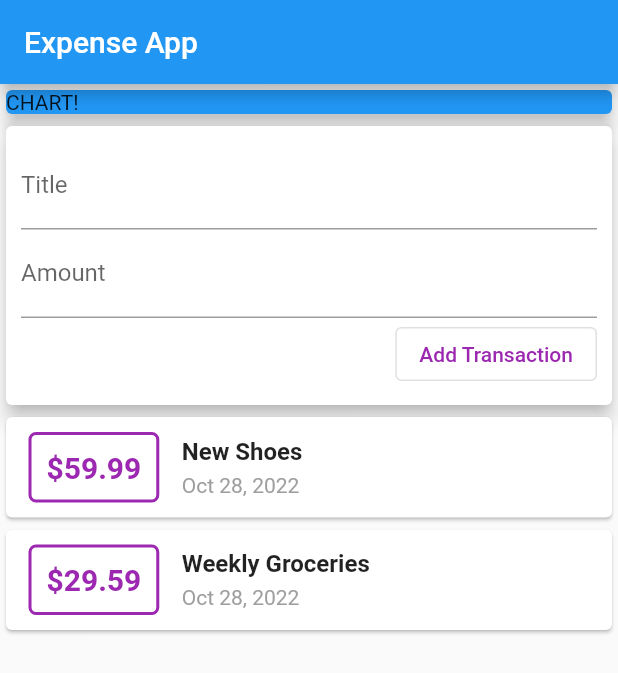
After one commit to suleymanoner/expense_app, a Flutter app: the screen it shows after launch, after a tap on "Add Transaction", on a phone screen of 412 x 824 dp. The commit adds this screen. Shown: the top 673 px of the screen. Run offline on Flutter 3.47's test engine with Material 2 defaults, Android fonts, the phone set to English and light mode, and no system bars; statements that could not run were skipped.

Commit message:
widgets splitted

```diff
--- /dev/null
+++ b/lib/widgets/new_transaction.dart
@@ -0,0 +1,53 @@
+import 'package:flutter/material.dart';
+
+class NewTransaction extends StatelessWidget {
+  final titleController = TextEditingController();
+  final amountController = TextEditingController();
+  final Function addNewTx;
+
+  NewTransaction(this.addNewTx);
+
+  @override
+  Widget build(BuildContext context) {
+    return Card(
+      elevation: 5,
+      child: Container(
+        padding: EdgeInsets.all(10),
+        child: Column(
+          crossAxisAlignment: CrossAxisAlignment.end,
+          children: [
+            TextField(
+              decoration: InputDecoration(labelText: 'Title'),
+              controller: titleController,
+            ),
+            TextField(
+              decoration: InputDecoration(labelText: 'Amount'),
+              controller: amountController,
+            ),
+            OutlinedButton(
+              child: Text(
+                'Add Transaction',
+                style: TextStyle(color: Colors.purple),
+              ),
+              onPressed: () {
+                if (titleController.text.isNotEmpty &&
+                    amountController.text.isNotEmpty) {
+                  addNewTx(
+                    titleController.text,
+                    double.parse(amountController.text),
+                  );
+                } else {
+                  return ScaffoldMessenger.of(context).showSnackBar(
+                    SnackBar(
+                      content: Text('Please fill all blanks!'),
+                    ),
+                  );
+                }
+              },
+            )
+          ],
+        ),
+      ),
+    );
+  }
+}
--- /dev/null
+++ b/lib/widgets/transaction_list.dart
@@ -0,0 +1,67 @@
+import '../models/transaction.dart';
+import 'package:flutter/material.dart';
+import 'package:intl/intl.dart';
+
+class TransactionList extends StatelessWidget {
+  final List<Transaction> transactions;
+
+  TransactionList(this.transactions);
+
+  @override
+  Widget build(BuildContext context) {
+    return Container(
+      height: 400,
+      child: ListView.builder(
+        itemBuilder: (context, index) {
+          return Card(
+            child: Row(children: [
+              Container(
+                margin: EdgeInsets.symmetric(
+                  vertical: 10,
+                  horizontal: 15,
+                ),
+                decoration: BoxDecoration(
+                    border: Border.all(
+                      color: Colors.purple,
+                      width: 2,
+                    ),
+                    borderRadius: BorderRadius.all(Radius.circular(5))),
+                padding: EdgeInsets.all(10),
+                child: Text(
+                  '\$${transactions[index].amount}',
+                  style: TextStyle(
+                    fontWeight: FontWeight.bold,
+                    fontSize: 20,
+                    color: Colors.purple,
+                  ),
+                ),
+              ),
+              Column(
+                crossAxisAlignment: CrossAxisAlignment.start,
+                children: [
+                  Text(
+                    transactions[index].title,
+                    style: TextStyle(
+                      fontSize: 16,
+                      fontWeight: FontWeight.bold,
+                    ),
+                  ),
+                  Container(
+                    margin: EdgeInsets.only(top: 5),
+                    child: Text(
+                      DateFormat.yMMMd().format(transactions[index].date),
+                      style: TextStyle(
+                        color: Colors.grey,
+                      ),
+                    ),
+                  ),
+                ],
+              )
+            ]),
+          );
+        },
+        itemCount: transactions.length,
+      ),
+    );
+  }
+}
--- /dev/null
+++ b/lib/widgets/user_transactions.dart
@@ -0,0 +1,50 @@
+import 'package:flutter/material.dart';
+import '../models/transaction.dart';
+import './new_transaction.dart';
+import './transaction_list.dart';
+
+class UserTransactions extends StatefulWidget {
+  const UserTransactions({Key key}) : super(key: key);
+
+  @override
+  State<UserTransactions> createState() => _UserTransactionsState();
+}
+
+class _UserTransactionsState extends State<UserTransactions> {
+  final List<Transaction> _userTransactions = [
+    Transaction(
+      id: 't1',
+      title: 'New Shoes',
+      amount: 59.99,
+      date: DateTime.now(),
+    ),
+    Transaction(
+        id: 't2',
+        title: 'Weekly Groceries ',
+        amount: 29.59,
+        date: DateTime.now()),
+  ];
+
+  void _addNewTransaction(String title, double amount) {
+    final newTransaction = Transaction(
+      id: DateTime.now().toString(),
+      title: title,
+      amount: amount,
+      date: DateTime.now(),
+    );
+
+    setState(() {
+      _userTransactions.add(newTransaction);
+    });
+  }
+
+  @override
+  Widget build(BuildContext context) {
+    return Column(
+      children: [
+        NewTransaction(_addNewTransaction),
+        TransactionList(_userTransactions),
+      ],
+    );
+  }
+}
```
Also changed, not shown: lib/main.dart (+4 -89 lines), lib/models/transaction.dart (renamed from lib/transaction.dart).
